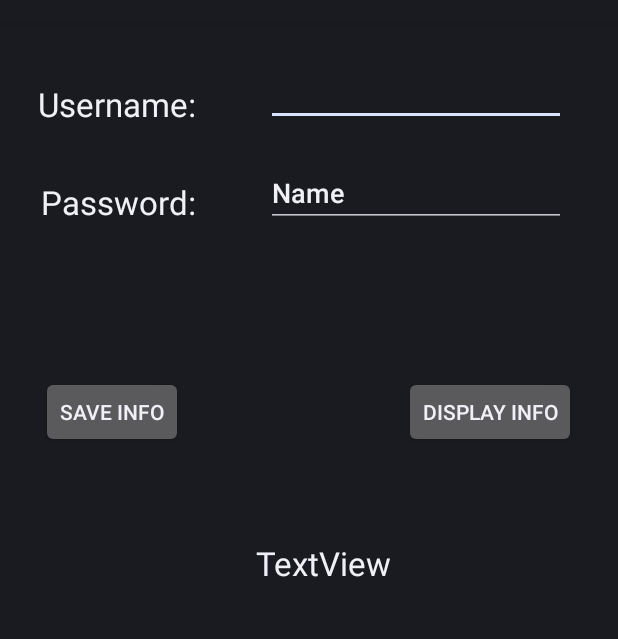
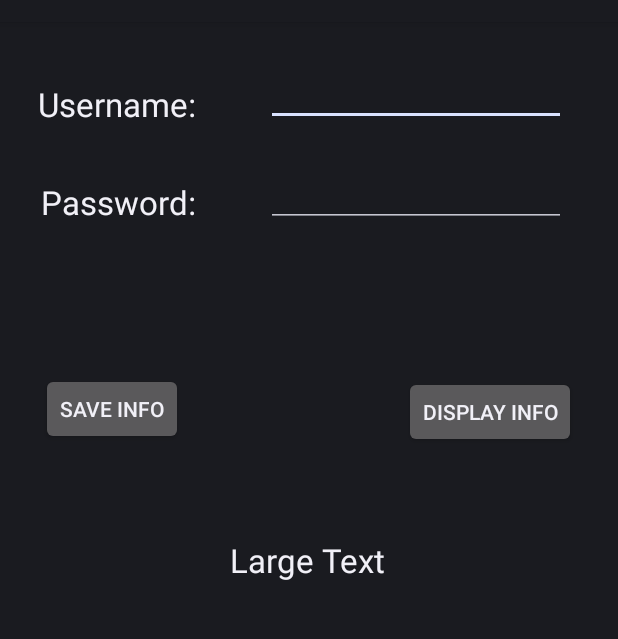
Before and after one commit to BullShark/AndroidTutorial, an Android app: the ShareBear screen opened directly, with no data from a screen before it, on a phone screen of 412 x 824 dp, the part 62-701 px from its top. Run offline under Robolectric (Android 15) with nearby library versions, the light colour scheme and no system bars.

Commit message:
Completed Video Tutorial 66

```diff
--- a/app/src/main/res/layout/share_bear.xml
+++ b/app/src/main/res/layout/share_bear.xml
@@ -54,7 +54,7 @@
         android:width="200dp"
         android:ems="10"
         android:inputType="textPersonName"
-        android:text="Name"
+        android:text=""
         app:layout_constraintEnd_toEndOf="parent"
         app:layout_constraintStart_toEndOf="@+id/textView3"
         app:layout_constraintTop_toBottomOf="@+id/usernameInput" />
@@ -85,9 +85,9 @@
         android:id="@+id/buckysText"
         android:layout_width="wrap_content"
         android:layout_height="wrap_content"
-        android:layout_marginTop="62dp"
-        android:layout_marginEnd="8dp"
-        android:text="TextView"
+        android:layout_marginTop="60dp"
+        android:layout_marginEnd="12dp"
+        android:text="Large Text"
         android:textAppearance="@style/TextAppearance.AppCompat.Large"
         app:layout_constraintEnd_toStartOf="@+id/button7"
         app:layout_constraintTop_toBottomOf="@+id/button7" />
```
